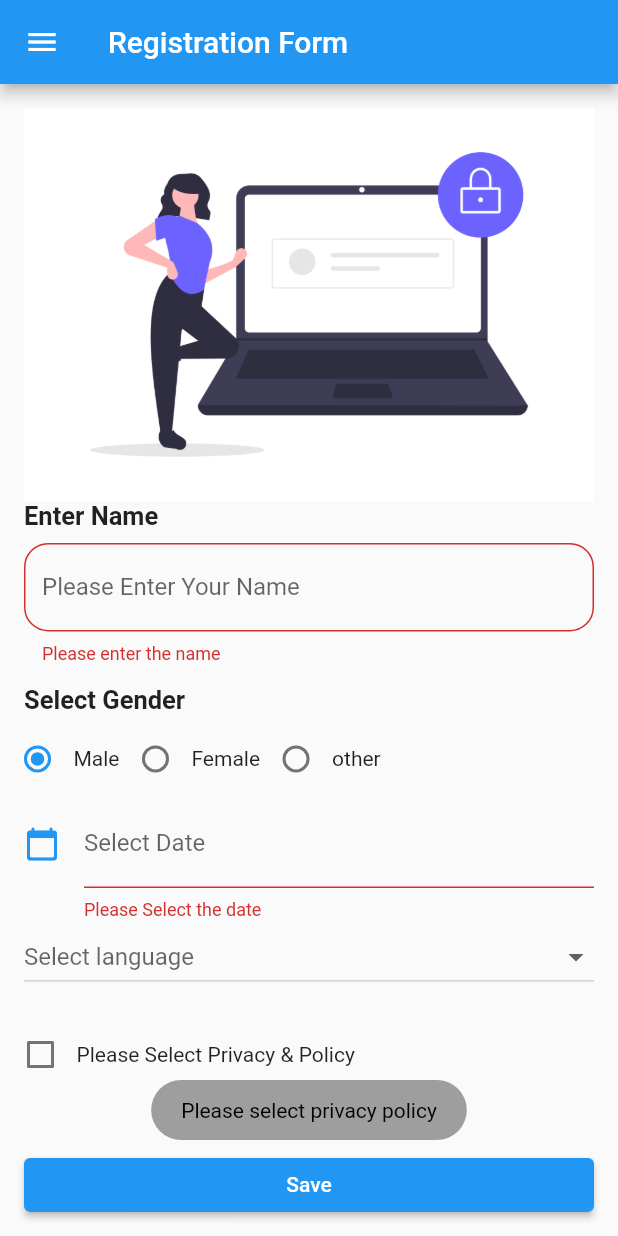
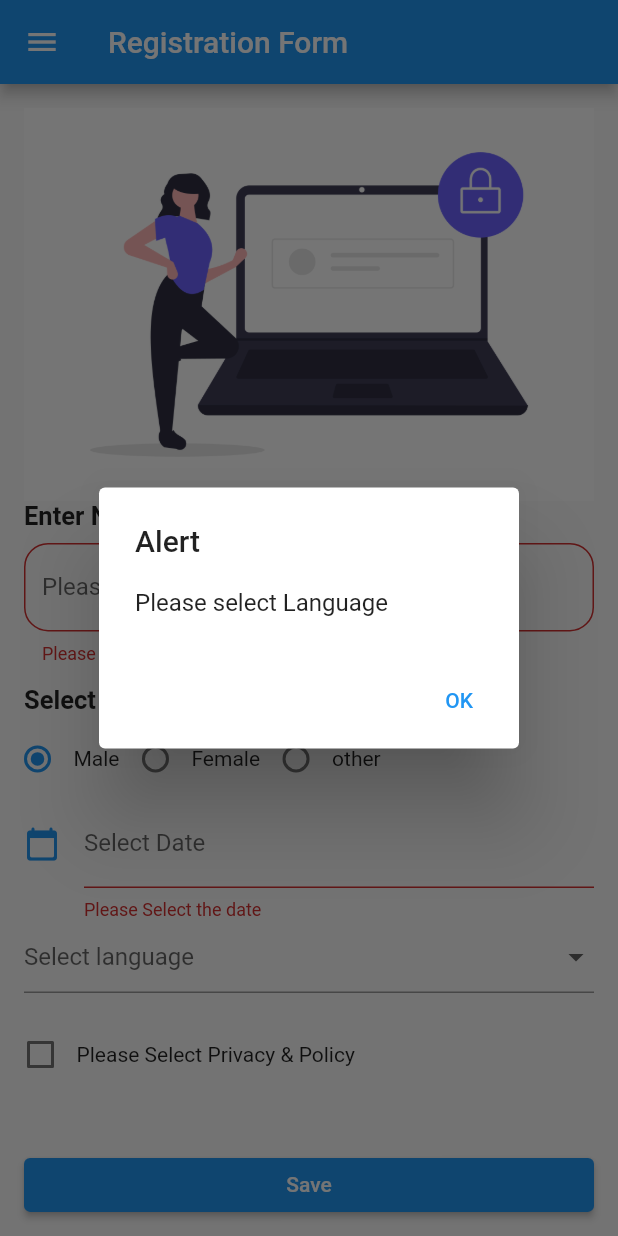
Before and after one commit to Harsh8573/practical_task, a Flutter app: the screen it shows after launch, after a tap on "Save", on a phone screen of 412 x 824 dp. Run offline on Flutter 3.47's test engine with Material 2 defaults, Android fonts, the phone set to English and light mode, and no system bars; our stand-ins replace fluttertoast, image_picker.

Commit message:
apply validation, code optimization, implement tabbar

```diff
--- a/lib/practice.dart
+++ b/lib/practice.dart
@@ -4,8 +4,11 @@ import 'package:intl/intl.dart';
 import 'package:practical_harsh/pageview.dart';
 import 'package:practical_harsh/strings.dart';
 import 'package:practical_harsh/subscribtion.dart';
+import 'package:practical_harsh/tabbar.dart';
+
 // import ‘package:fluttertoast/fluttertoast.dart’;
 import 'image_picker.dart';
+// import 'package:flutter_background_service/flutter_background_service.dart';
 
 class practice extends StatefulWidget {
   @override
@@ -19,7 +22,7 @@ class _practiceState extends State<practice> {
   var snackBar;
   var validator;
   bool valuefirst = false;
-  bool valuesecond = false;
+
   String? language;
   final _formkey = GlobalKey<FormState>();
   List items = [Strings.hindi, Strings.gujrati, Strings.english];
@@ -33,23 +36,29 @@ class _practiceState extends State<practice> {
     super.initState();
   }
 
+
   DateTime currentValue = DateTime.now();
   final formate = DateFormat('yyyy-MM-dd');
 
   //late DateTime _dateTime = DateTime.now();
   int val = 0;
-// void _showToastMsg(){
-//   Fluttertoast.showToast(msg: Strings.privacy_policy,
-//   backgroundColor: Colors.black,
-//   textColor: Colors.grey[400],
+
+  // void _showToastMsg() {
+  //   Fluttertoast.showToast(
+  //     msg: Strings.privacy_policy,
+  //     backgroundColor: Colors.black,
+  //     textColor: Colors.grey[400],
   //     fontSize: 20,
   //     gravity: ToastGravity.BOTTOM,
   //     toastLength: Toast.LENGTH_SHORT,
   //   );
   // }
+
   @override
   Widget build(BuildContext context) {
     var width = MediaQuery.of(context).size.width;
+    final GlobalKey<ScaffoldState> _scaffoldKey =
+        new GlobalKey<ScaffoldState>();
 
     return Scaffold(
         appBar: AppBar(
@@ -71,14 +80,14 @@ class _practiceState extends State<practice> {
                       ),
                       Text(
                         Strings.enter_name,
-                        style:
-                            TextStyle(fontSize: 17, fontWeight: FontWeight.bold),
+                        style: TextStyle(
+                            fontSize: 17, fontWeight: FontWeight.bold),
                       ), //Enter Name
                       applyMarginTop(),
                       TextFormField(
-                        validator:(value){
-                          if (value == null || value.isEmpty){
-                            return 'Please enter the name';
+                        validator: (value) {
+                          if (value == null || value.isEmpty) {
+                            return Strings.please_enter_your_name;
                           }
                           return null;
                         },
@@ -86,13 +95,12 @@ class _practiceState extends State<practice> {
                             hintText: Strings.please_enter_your_name,
                             border: OutlineInputBorder(
                                 borderRadius: BorderRadius.circular(16))),
-
                       ),
                       applyMarginTop(height: 14.0),
                       Text(
                         Strings.select_gender,
-                        style:
-                            TextStyle(fontSize: 17, fontWeight: FontWeight.bold),
+                        style: TextStyle(
+                            fontSize: 17, fontWeight: FontWeight.bold),
                       ), //Select Gender
                       Transform.translate(
                         offset: Offset(-15, 5),
@@ -135,8 +143,8 @@ class _practiceState extends State<practice> {
 
                       Container(
                         child: TextFormField(
-                          validator: (value){
-                            if (value == null || value.isEmpty){
+                            validator: (value) {
+                              if (value == null || value.isEmpty) {
                                 return Strings.date_validator;
                               }
                               return null;
@@ -145,7 +153,6 @@ class _practiceState extends State<practice> {
                             decoration: const InputDecoration(
                                 icon: Icon(Icons.calendar_today_rounded,
                                     color: Colors.blue),
-
                                 labelText: Strings.select_date),
                             readOnly: true,
                             onTap: () async {
@@ -160,19 +167,20 @@ class _practiceState extends State<practice> {
                                 currentValue = pickeddate;
                                 String formattedDate =
                                     DateFormat('yyyy-MM-dd').format(pickeddate);
-                                print(formattedDate);
-                                setState(() {
                                   dateinput.text = formattedDate;
-                                });
                               } else {
                                 print(Strings.not_select);
                               }
                             }),
                       ),
 
-                      DropdownButton(
-
-
+                      DropdownButtonFormField(
+                        validator: (value) {
+                          if (value == null ) {
+                            return showAlertDialog(context);
+                          }
+                          return null;
+                        },
                         hint: Text(Strings.select_language),
                         onChanged: (newvalue) {
                           setState(() {
@@ -208,27 +216,34 @@ class _practiceState extends State<practice> {
                         width: width,
                         child: ElevatedButton(
                             onPressed: () {
+                              if (_formkey.currentState!.validate()) {
+
+                                if (this.valuefirst == false) {
                                   // _showToastMsg();
+
                                   Fluttertoast.showToast(
-                                  msg: "Please select privacy policy",
+                                      msg: Strings.privacy_policy,
                                       toastLength: Toast.LENGTH_SHORT,
                                       gravity: ToastGravity.BOTTOM, // also possible "TOP" and "CENTER"
                                       backgroundColor: Colors.grey,
                                       textColor: Colors.black,
                                   );
-                              if(_formkey.currentState!.validate()) {
+                                } else {
                                   snackBar = SnackBar(
+                                    key: _scaffoldKey,
                                     content: Text(Strings.registration_success),
                                     action: SnackBarAction(
-                                  label: Strings.view,
+                                      label: Strings.ok,
                                       onPressed: () {
-                                    Navigator.pop(context);
+                                        ScaffoldMessenger.of(context)
+                                            .hideCurrentSnackBar();
                                       },
                                     ),
                                   );
-                              }
                                   ScaffoldMessenger.of(context)
                                       .showSnackBar(snackBar);
+                                }
+                              }
                             },
                             child: const Text(Strings.save)),
                       ),
@@ -241,6 +256,7 @@ class _practiceState extends State<practice> {
           child: SafeArea(
               child: ListView(
             children: [
+
               Container(
                 color: Colors.green,
                 child: ListTile(
@@ -290,6 +306,23 @@ class _practiceState extends State<practice> {
                   // enabled: false
                 ),
               ),
+              applyMarginTop(height: 6),
+              Container(
+                color: Colors.purple[200],
+                child: ListTile(
+                  onTap: () {
+                    Navigator.of(context).push(
+                      MaterialPageRoute(builder: (context) => tabbar()),
+                    );
+                  },
+                  title: Text(Strings.tabbar),
+                  leading: Icon(Icons.amp_stories_rounded),
+                  trailing: Icon(Icons.arrow_forward),
+                  subtitle: Text(Strings.tabs),
+                  dense: true,
+                  // enabled: false
+                ),
+              ),
               applyMarginTop(height: 6)
             ],
           )),
@@ -302,3 +335,30 @@ class _practiceState extends State<practice> {
     );
   }
 }
+
+showAlertDialog(BuildContext context) {
+
+  Widget okButton = TextButton(
+    child: Text(Strings.ok),
+    onPressed: () {
+      Navigator.of(context).pop();
+    },
+  );
+
+
+  AlertDialog alert = AlertDialog(
+    title: Text(Strings.alert),
+    content: Text(Strings.select_language_alert),
+    actions: [
+      okButton,
+    ],
+  );
+
+  showDialog(
+    barrierDismissible: false,
+    context: context,
+    builder: (BuildContext context) {
+      return alert;
+    },
+  );
+}
--- a/lib/strings.dart
+++ b/lib/strings.dart
@@ -1,5 +1,3 @@
-// ignore_for_file: constant_identifier_names
-
 class Strings {
   static const String practice = "practice";
   static const String hindi = "Hindi";
@@ -25,7 +23,52 @@ class Strings {
   static const String by_page = "by Page";
   static const String image = "IMAGE";
   static const String picker = "Picker";
-  static const String view = "View";
+  static const String ok = "OK";
   static const String login_image = "image/login.png";
+  static const String alert = "Alert";
+  static const String select_language_alert = "Please select Language";
+
+  //bell
+  static const String bell = "bell";
+  static const String subscribed = "SUBSCRIBED";
+
+
+  static const String image_layout = "image/withoutb.jpeg";
+  static const String subscribe = 'SUBSCRIBE';
+  static const String normal = "normal";
+  static const String vibrate = "normal";
+  static const String silent = "silent";
+
+  //image picker
+  static const String image_picker = "imagepicker";
+  static const String photo_from_gallary = 'Photo form Gallery';
+  static const String photo_from_camera = 'Photo form Camera';
+  static const String emptyimage = 'image/empty.png';
+
+  //pageview
+  static const String pageview_screen = 'pageview';
+  static const String hello = 'hellooooo';
+
+  //try
+  static const String navigatormenu = 'Navigation menu';
+  static const String search = 'Search';
+  static const String example_title = 'Example title';
+  static const String hello_word = 'Hello, world!';
+  static const String myapp = 'My app';
+  static const String tabbar = "TabBar";
+  static const String tabs = "Tabs";
+
+ //Tabbar
+  static const String screen1 = "Screen 1";
+  static const String screen2 = "Screen 2";
+  static const String screen3 = "Screen 3";
+
+
+
+
+
+
+
+
 
 }
--- a/lib/subscribtion.dart
+++ b/lib/subscribtion.dart
@@ -1,6 +1,7 @@
 import 'package:flutter/material.dart';
 import 'package:practical_harsh/bell.dart';
 import 'package:practical_harsh/practice.dart';
+import 'package:practical_harsh/strings.dart';
 
 class subscribtion extends StatefulWidget {
   const subscribtion({Key? key}) : super(key: key);
@@ -21,7 +22,7 @@ class _subscribtionState extends State<subscribtion> {
               Container(
                 height: double.infinity,
                 width: double.infinity,
-                child: Image.asset('image/withoutb.jpeg',
+                child: Image.asset(Strings.image_layout,
                ),
               ),
               Positioned(
@@ -33,7 +34,7 @@ class _subscribtionState extends State<subscribtion> {
                   onPressed: (){
                     Navigator.of(context).push(MaterialPageRoute(builder: (context)=> bell()));
                   },
-                  child: Text('SUBSCRIBE',
+                  child: Text(Strings.subscribe,
                   style: TextStyle(
                     fontWeight: FontWeight.bold,
                     color: Colors.red[900]
--- a/pubspec.yaml
+++ b/pubspec.yaml
@@ -38,6 +38,8 @@ dependencies:
   image_picker: ^0.8.4+11
   syncfusion_flutter_datepicker: ^19.4.56
   fluttertoast: ^8.0.9
+  flutter_background_service: ^1.0.4
+  http: ^0.13.4
 
 
 dev_dependencies:
```
Also changed, not shown: lib/bell.dart (+7 -7 lines), lib/image_picker.dart (+24 -7 lines), lib/login.dart (deleted, +0 -304 lines), lib/pageview.dart (+5 -2 lines), lib/profile.dart (deleted, +0 -18 lines), lib/tabbar.dart (added, +73 -0 lines), lib/try.dart (+6 -5 lines), pubspec.lock, 1 other file. Lines whose indentation alone changed are shown as unchanged.
